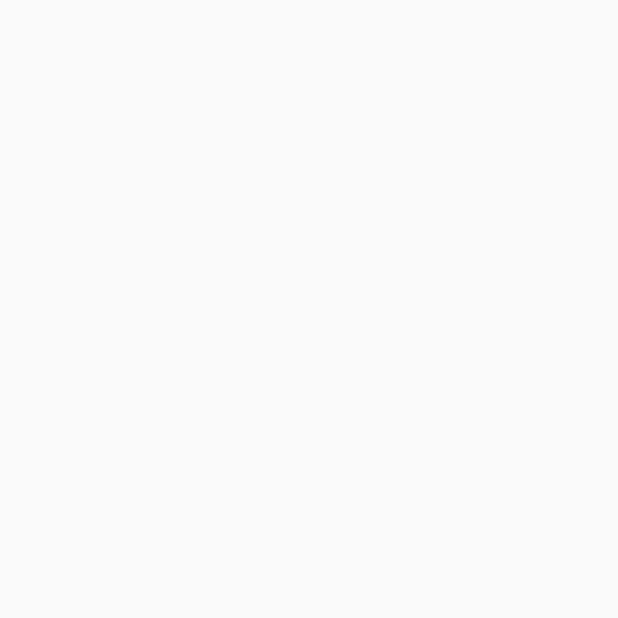
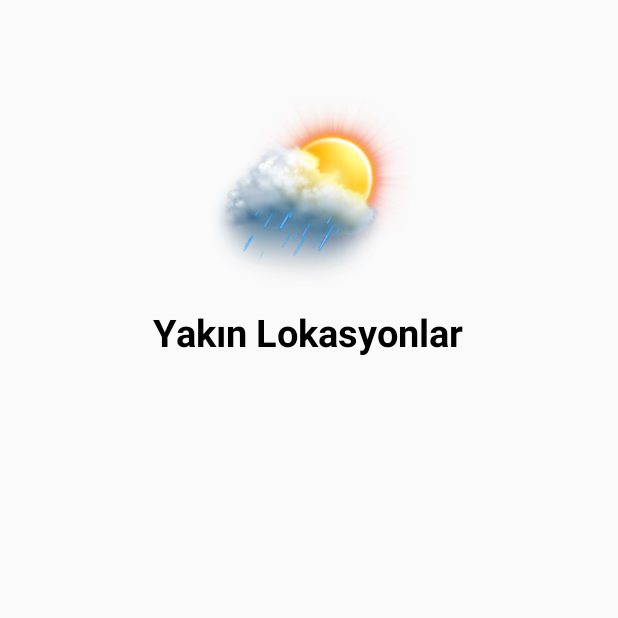
Before and after one commit to alicimsamil/WeatherApp, an Android app: the screen it shows after launch (MainActivity), on a phone screen of 412 x 824 dp, the top half of it. Before the commit the part shown is empty. Run offline under Robolectric (Android 15) with nearby library versions, the phone set to English and light mode, and no system bars; our stand-ins replace RxJava; network calls fail.

Commit message:
something definitely happened.

```diff
--- /dev/null
+++ b/app/src/main/java/com/alicimsamil/weatherapp/data/network/WeatherRetrofit.kt
@@ -0,0 +1,26 @@
+package com.alicimsamil.weatherapp.data.network
+
+import retrofit2.Retrofit
+import retrofit2.adapter.rxjava2.RxJava2CallAdapterFactory
+import retrofit2.converter.gson.GsonConverterFactory
+
+class WeatherRetrofit {
+
+    val BASE_URL="https://www.metaweather.com"
+    fun apiService(): WeatherService {
+
+        val retrofit = Retrofit.Builder()
+            .baseUrl(BASE_URL)
+            .addConverterFactory(GsonConverterFactory.create())
+            .addCallAdapterFactory(RxJava2CallAdapterFactory.create())
+            .build()
+
+
+        return retrofit.create<WeatherService>(WeatherService::class.java)
+
+    }
+
+
+
+
+}
--- a/app/src/main/java/com/alicimsamil/weatherapp/data/network/WeatherService.kt
+++ b/app/src/main/java/com/alicimsamil/weatherapp/data/network/WeatherService.kt
@@ -10,35 +10,7 @@ import retrofit2.http.Query
 
 interface WeatherService {
 
-
     @GET("/api/location/search")
     fun getLocations(@Query("lattlong") lattlong : String): Single<ArrayList<LocationsModel>>
 
-
-
-
-    companion object {
-
-        val BASE_URL="https://www.metaweather.com"
-        var weatherService : WeatherService? = null
-
-        fun getInstance() : WeatherService{
-
-            if (weatherService == null){
-
-                val retrofit = Retrofit.Builder()
-                    .baseUrl(BASE_URL)
-                    .addConverterFactory(GsonConverterFactory.create())
-                    .addCallAdapterFactory(RxJava2CallAdapterFactory.create())
-                    .build()
-
-                weatherService = retrofit.create(WeatherService::class.java)
-
-            }
-
-            return weatherService!!
-
-        }
-
-    }
 }
--- a/app/src/main/java/com/alicimsamil/weatherapp/data/repository/WeatherRepository.kt
+++ b/app/src/main/java/com/alicimsamil/weatherapp/data/repository/WeatherRepository.kt
@@ -1,10 +1,11 @@
 package com.alicimsamil.weatherapp.data.repository
 
+import com.alicimsamil.weatherapp.data.network.WeatherRetrofit
 import com.alicimsamil.weatherapp.data.network.WeatherService
 
-class WeatherRepository(private val weatherService: WeatherService) {
+class WeatherRepository(private val weatherRetrofit: WeatherRetrofit) {
 
-    fun getLocations(location:String) = weatherService.getLocations(location)
+    fun getLocations(location:String) = weatherRetrofit.apiService().getLocations(location)
 
 
 }
--- a/app/src/main/java/com/alicimsamil/weatherapp/ui/screens/Main/MainFragment.kt
+++ b/app/src/main/java/com/alicimsamil/weatherapp/ui/screens/Main/MainFragment.kt
@@ -5,10 +5,18 @@ import androidx.fragment.app.Fragment
 import android.view.LayoutInflater
 import android.view.View
 import android.view.ViewGroup
+import androidx.fragment.app.viewModels
+import androidx.lifecycle.Observer
+import androidx.lifecycle.ViewModelProvider
 import com.alicimsamil.weatherapp.R
+import com.alicimsamil.weatherapp.data.network.WeatherRetrofit
+import com.alicimsamil.weatherapp.data.repository.WeatherRepository
+import com.alicimsamil.weatherapp.viewmodel.MainFragmentViewModel
+import com.alicimsamil.weatherapp.viewmodel.MyViewModelFactory
+import com.alicimsamil.weatherapp.viewmodel.SplashScreenViewModel
 
 class MainFragment : Fragment() {
-
+    private lateinit var viewModel: MainFragmentViewModel
     override fun onCreateView(
         inflater: LayoutInflater, container: ViewGroup?,
         savedInstanceState: Bundle?
@@ -19,6 +27,23 @@ class MainFragment : Fragment() {
 
     override fun onViewCreated(view: View, savedInstanceState: Bundle?) {
         super.onViewCreated(view, savedInstanceState)
+        viewModel = ViewModelProvider(this,MyViewModelFactory(WeatherRepository(WeatherRetrofit()))).get(MainFragmentViewModel::class.java)
+
+        context?.let {
+            viewModel.getLocations(it,"38.3513,38.3280")
+        }
+
+        viewModel.locations.observe(viewLifecycleOwner, Observer {
+
+            it.forEach {
+
+                println(it.title)
+
+            }
+
+
+        })
+
 
 
     }
--- a/app/src/main/java/com/alicimsamil/weatherapp/viewmodel/MainFragmentViewModel.kt
+++ b/app/src/main/java/com/alicimsamil/weatherapp/viewmodel/MainFragmentViewModel.kt
@@ -1,42 +1,49 @@
 package com.alicimsamil.weatherapp.viewmodel
 
+import android.content.Context
 import androidx.lifecycle.MutableLiveData
 import androidx.lifecycle.ViewModel
+import androidx.lifecycle.viewModelScope
 import com.alicimsamil.weatherapp.data.repository.WeatherRepository
 import com.alicimsamil.weatherapp.model.LocationsModel
+import com.alicimsamil.weatherapp.util.internetCheck
 import io.reactivex.android.schedulers.AndroidSchedulers
 import io.reactivex.disposables.CompositeDisposable
 import io.reactivex.observers.DisposableSingleObserver
 import io.reactivex.schedulers.Schedulers
+import kotlinx.coroutines.launch
 
 class MainFragmentViewModel(private val repository: WeatherRepository) : ViewModel() {
 
     val locations = MutableLiveData<ArrayList<LocationsModel>>()
     private val disposable=CompositeDisposable()
 
+    fun getLocations(context:Context, location:String){
 
-    fun getLocations(location:String){
+    viewModelScope.launch {
+
+        if (internetCheck(context)) {
 
             disposable.add(
 
                 repository.getLocations(location)
                     .subscribeOn(Schedulers.newThread())
                     .observeOn(AndroidSchedulers.mainThread())
-                .subscribeWith(object : DisposableSingleObserver<ArrayList<LocationsModel>>(){
+                    .subscribeWith(object : DisposableSingleObserver<ArrayList<LocationsModel>>() {
                         override fun onSuccess(t: ArrayList<LocationsModel>) {
-                        locations.value=t
+                            locations.value = t
                         }
 
                         override fun onError(e: Throwable) {
                             TODO("Not yet implemented")
                         }
 
-
                     })
-
-
             )
 
+        }
+
+    }
 
     }
 
--- /dev/null
+++ b/app/src/main/java/com/alicimsamil/weatherapp/viewmodel/MyViewModelFactory.kt
@@ -0,0 +1,16 @@
+package com.alicimsamil.weatherapp.viewmodel
+
+import androidx.lifecycle.ViewModel
+import androidx.lifecycle.ViewModelProvider
+import com.alicimsamil.weatherapp.data.repository.WeatherRepository
+
+class MyViewModelFactory constructor(private val repository: WeatherRepository): ViewModelProvider.Factory {
+
+    override fun <T : ViewModel> create(modelClass: Class<T>): T {
+        return if (modelClass.isAssignableFrom(MainFragmentViewModel::class.java)) {
+            MainFragmentViewModel(this.repository) as T
+        } else {
+            throw IllegalArgumentException("ViewModel Not Found")
+        }
+    }
+}
--- a/app/src/main/res/layout/fragment_main.xml
+++ b/app/src/main/res/layout/fragment_main.xml
@@ -1,11 +1,36 @@
 <?xml version="1.0" encoding="utf-8"?>
 <androidx.constraintlayout.widget.ConstraintLayout
     xmlns:android="http://schemas.android.com/apk/res/android"
+    xmlns:app="http://schemas.android.com/apk/res-auto"
     xmlns:tools="http://schemas.android.com/tools"
     android:layout_width="match_parent"
     android:layout_height="match_parent"
     tools:context=".ui.screens.Main.MainFragment">
 
 
+    <ImageView
+        android:id="@+id/imageView2"
+        android:layout_width="139dp"
+        android:layout_height="141dp"
+        android:src="@drawable/weatherlogo"
+        app:layout_constraintBottom_toBottomOf="parent"
+        app:layout_constraintEnd_toEndOf="parent"
+        app:layout_constraintStart_toStartOf="parent"
+        app:layout_constraintTop_toTopOf="parent"
+        app:layout_constraintVertical_bias="0.092" />
 
+    <TextView
+        android:id="@+id/textView"
+        android:layout_width="wrap_content"
+        android:layout_height="wrap_content"
+        android:text="Yakın Lokasyonlar"
+        android:textColor="@color/black"
+        android:textSize="25sp"
+        android:textStyle="bold"
+        app:layout_constraintBottom_toBottomOf="parent"
+        app:layout_constraintEnd_toEndOf="parent"
+        app:layout_constraintHorizontal_bias="0.497"
+        app:layout_constraintStart_toStartOf="parent"
+        app:layout_constraintTop_toBottomOf="@+id/imageView2"
+        app:layout_constraintVertical_bias="0.0" />
 </androidx.constraintlayout.widget.ConstraintLayout>
```
Lines whose indentation alone changed are shown as unchanged.
